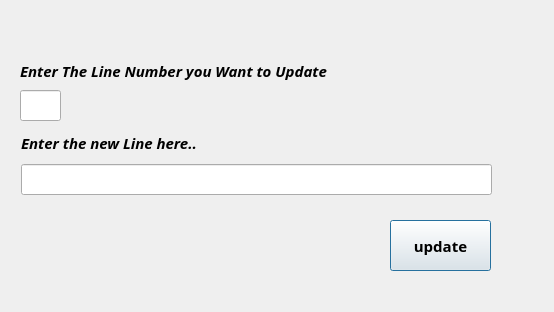
Qt form thirddialog.ui (yasmineNasrat/TextEditor) before a commit.
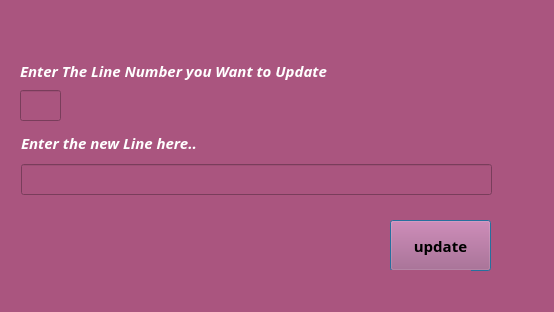
The same form after that commit.

Diff of the .ui file:
```diff
--- a/thirddialog.ui
+++ b/thirddialog.ui
@@ -16,6 +16,10 @@
   <property name="statusTip">
    <string/>
   </property>
+  <property name="styleSheet">
+   <string notr="true">color: rgb(255, 255, 255);
+background-color: rgb(170, 85, 127);</string>
+  </property>
   <widget class="QLabel" name="label">
    <property name="geometry">
     <rect>
@@ -70,6 +74,9 @@
      <bold>true</bold>
     </font>
    </property>
+   <property name="styleSheet">
+    <string notr="true">color: rgb(0, 0, 0);</string>
+   </property>
    <property name="text">
     <string>update</string>
    </property>
```
